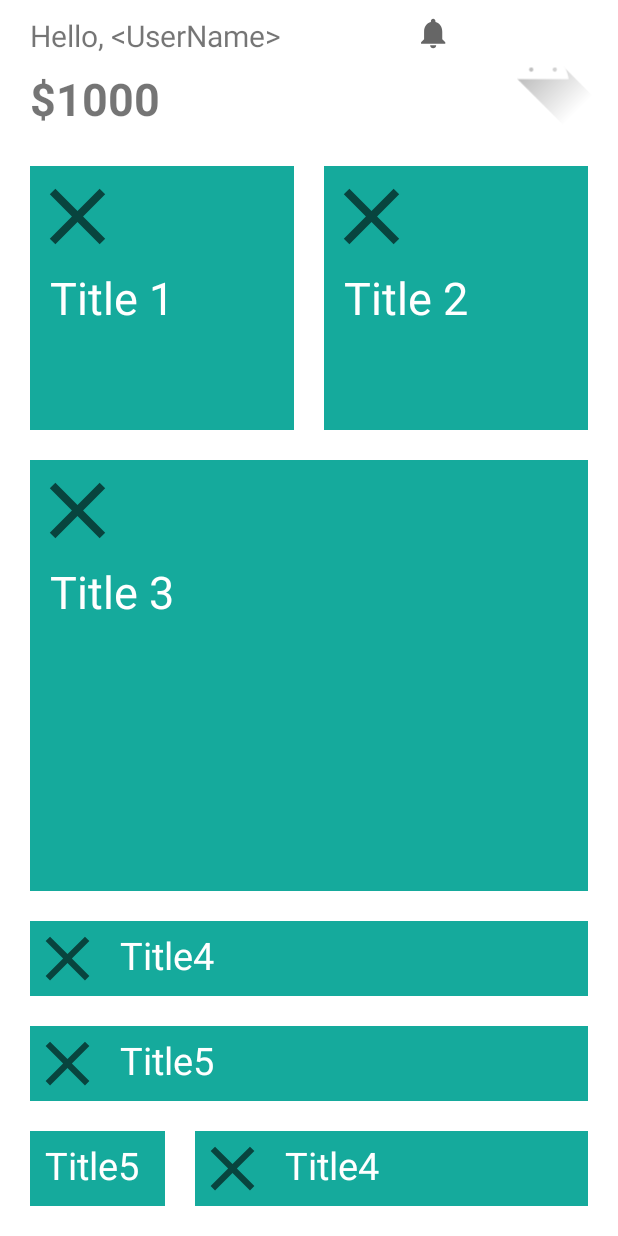
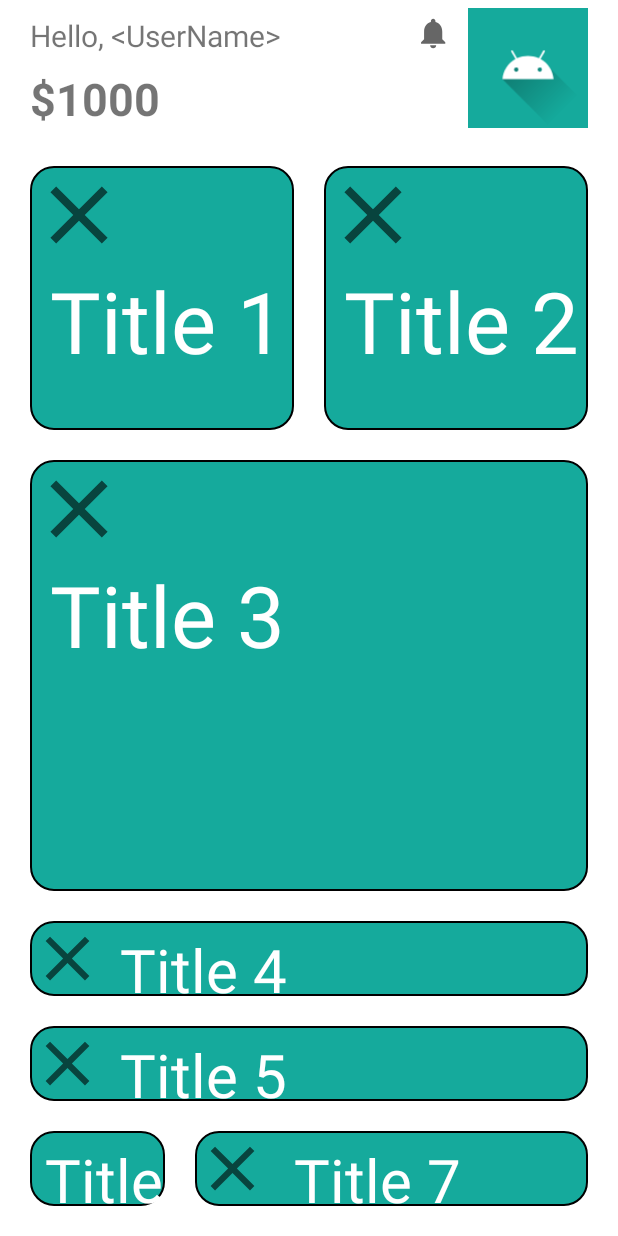
Before and after one commit to Slava0271/new_lesson1, an Android app: the TitleActivity screen opened directly, with no data from a screen before it, on a phone screen of 412 x 824 dp. Run offline under Robolectric (Android 15) with nearby library versions, the phone set to English and light mode, and no system bars.

Commit message:
fixed tasks

```diff
--- a/app/src/main/java/com/example/calc/part4_title/TitleActivity.kt
+++ b/app/src/main/java/com/example/calc/part4_title/TitleActivity.kt
@@ -1,7 +1,9 @@
 package com.example.calc.part4_title
 
+import android.graphics.Outline
 import androidx.appcompat.app.AppCompatActivity
 import android.os.Bundle
+import android.util.TypedValue
 import com.example.calc.R
 import kotlinx.android.synthetic.main.activity_title.*
 
@@ -11,8 +13,20 @@ class TitleActivity : AppCompatActivity() {
         setContentView(R.layout.activity_title)
         supportActionBar?.hide()
         setAvatarPhoto()
+        setTextSize()
+        setTextSize()
     }
     private fun setAvatarPhoto(){
         imageViewAvatar.setImageResource(R.drawable.ic_launcher_foreground)
     }
+    private fun setTextSize(){
+        title1Text.setTextSize(TypedValue.COMPLEX_UNIT_PX,85f)
+        title2Text.setTextSize(TypedValue.COMPLEX_UNIT_PX,85f)
+        title3Text.setTextSize(TypedValue.COMPLEX_UNIT_PX,85f)
+        title4Text.setTextSize(TypedValue.COMPLEX_UNIT_PX,60f)
+        title5Text.setTextSize(TypedValue.COMPLEX_UNIT_PX,60f)
+        title6Text.setTextSize(TypedValue.COMPLEX_UNIT_PX,60f)
+        title7Text.setTextSize(TypedValue.COMPLEX_UNIT_PX,60f)
+
+    }
 }
--- a/app/src/main/java/com/example/calc/part5_cats_breed/Cat.kt
+++ b/app/src/main/java/com/example/calc/part5_cats_breed/Cat.kt
@@ -5,5 +5,5 @@ import android.graphics.Bitmap
 
 class Cat (catImage:Bitmap,description: String) {
     val catImg=catImage
-    val des= description
+    val catDescription= description
 }
--- /dev/null
+++ b/app/src/main/res/drawable/camera.xml
@@ -0,0 +1,6 @@
+<vector android:height="50dp" android:tint="?attr/colorControlNormal"
+    android:viewportHeight="24" android:viewportWidth="24"
+    android:width="50dp" xmlns:android="http://schemas.android.com/apk/res/android">
+    <path android:fillColor="@android:color/white" android:pathData="M12,12m-3.2,0a3.2,3.2 0,1 1,6.4 0a3.2,3.2 0,1 1,-6.4 0"/>
+    <path android:fillColor="@android:color/white" android:pathData="M9,2L7.17,4L4,4c-1.1,0 -2,0.9 -2,2v12c0,1.1 0.9,2 2,2h16c1.1,0 2,-0.9 2,-2L22,6c0,-1.1 -0.9,-2 -2,-2h-3.17L15,2L9,2zM12,17c-2.76,0 -5,-2.24 -5,-5s2.24,-5 5,-5 5,2.24 5,5 -2.24,5 -5,5z"/>
+</vector>
--- /dev/null
+++ b/app/src/main/res/drawable/corners.xml
@@ -0,0 +1,18 @@
+<?xml version="1.0" encoding="utf-8"?>
+<shape xmlns:android="http://schemas.android.com/apk/res/android"
+    android:shape="rectangle" >
+
+    <corners android:radius="15dp" />
+
+    <gradient
+        android:angle="90"
+        android:endColor="@color/background_titles"
+        android:startColor="@color/background_titles"
+        android:type="linear" />
+
+    <stroke
+        android:width="1dp"
+        android:color="#FF000000" />
+
+
+</shape>
--- a/app/src/main/res/layout-land/activity_title.xml
+++ b/app/src/main/res/layout-land/activity_title.xml
@@ -14,15 +14,15 @@
         app:layout_constraintWidth_percent="0.24"
         android:layout_marginStart="20dp"
         android:layout_marginTop="20dp"
-        android:background="@color/background_titles"
+        android:background="@drawable/corners"
         app:layout_constraintHeight_percent="0.4"
         app:layout_constraintStart_toStartOf="parent"
         app:layout_constraintTop_toTopOf="parent">
 
         <ImageView
             android:id="@+id/imageViewTitle1"
-            android:layout_width="63dp"
-            android:layout_height="67dp"
+            android:layout_width="65dp"
+            android:layout_height="65dp"
             android:hapticFeedbackEnabled="false"
             app:layout_constraintStart_toStartOf="parent"
             app:layout_constraintTop_toTopOf="parent"
@@ -46,7 +46,7 @@
         android:layout_height="0dp"
         android:layout_marginTop="20dp"
         android:layout_marginEnd="10dp"
-        android:background="@color/background_titles"
+        android:background="@drawable/corners"
         app:layout_constraintEnd_toStartOf="@+id/textViewResult"
         app:layout_constraintHeight_percent="0.4"
         app:layout_constraintTop_toTopOf="parent"
@@ -54,8 +54,8 @@
 
         <ImageView
             android:id="@+id/imageViewTitle2"
-            android:layout_width="63dp"
-            android:layout_height="67dp"
+            android:layout_width="65dp"
+            android:layout_height="65dp"
             android:hapticFeedbackEnabled="false"
             app:layout_constraintStart_toStartOf="parent"
             app:layout_constraintTop_toTopOf="parent"
@@ -80,7 +80,7 @@
         android:layout_marginStart="20dp"
         android:layout_marginTop="10dp"
         android:layout_marginBottom="10dp"
-        android:background="@color/background_titles"
+        android:background="@drawable/corners"
         app:layout_constraintBottom_toBottomOf="parent"
         app:layout_constraintStart_toStartOf="parent"
         app:layout_constraintTop_toBottomOf="@+id/title2"
@@ -113,7 +113,7 @@
         android:layout_height="0dp"
         android:layout_marginStart="10dp"
         android:layout_marginEnd="20dp"
-        android:background="@color/background_titles"
+        android:background="@drawable/corners"
         app:layout_constraintEnd_toEndOf="parent"
         app:layout_constraintHeight_percent="0.245"
         app:layout_constraintStart_toEndOf="@+id/title3"
@@ -134,7 +134,7 @@
             android:layout_height="wrap_content"
             android:layout_marginStart="10dp"
             android:layout_marginTop="5dp"
-            android:text="@string/title4"
+            android:text="@string/title6"
             android:textColor="@color/white"
             android:textSize="25sp"
             app:layout_constraintStart_toEndOf="@+id/imageViewTitle4"
@@ -149,7 +149,7 @@
         android:layout_marginStart="10dp"
         android:layout_marginTop="10dp"
         android:layout_marginEnd="20dp"
-        android:background="@color/background_titles"
+        android:background="@drawable/corners"
         app:layout_constraintBottom_toBottomOf="@+id/title3"
         app:layout_constraintEnd_toEndOf="parent"
         app:layout_constraintStart_toEndOf="@+id/title3"
@@ -170,7 +170,7 @@
             android:layout_height="wrap_content"
             android:layout_marginStart="10dp"
             android:layout_marginTop="5dp"
-            android:text="@string/title5"
+            android:text="@string/title7"
             android:textColor="@color/white"
             android:textSize="25sp"
             app:layout_constraintStart_toEndOf="@+id/imageViewTitle5"
@@ -184,7 +184,7 @@
         android:layout_width="0dp"
         android:layout_height="50dp"
         app:layout_constraintWidth_percent="0.15"
-        android:background="@color/background_titles"
+        android:background="@drawable/corners"
         app:layout_constraintBottom_toBottomOf="@+id/title2"
         app:layout_constraintEnd_toEndOf="@+id/title4">
 
@@ -240,7 +240,7 @@
         android:layout_width="162dp"
         android:layout_height="35dp"
         android:layout_marginBottom="20dp"
-        android:text="$1000"
+        android:text="@string/_1000"
         android:textSize="30sp"
         android:textStyle="bold"
         app:layout_constraintBottom_toTopOf="@+id/title7"
@@ -251,7 +251,7 @@
         android:layout_width="0dp"
         android:layout_height="50dp"
         android:layout_marginEnd="10dp"
-        android:background="@color/background_titles"
+        android:background="@drawable/corners"
         app:layout_constraintBottom_toBottomOf="@+id/title2"
         app:layout_constraintEnd_toStartOf="@+id/title6"
         app:layout_constraintStart_toStartOf="@+id/title4">
--- a/app/src/main/res/layout/activity_title.xml
+++ b/app/src/main/res/layout/activity_title.xml
@@ -4,6 +4,7 @@
     xmlns:tools="http://schemas.android.com/tools"
     android:layout_width="match_parent"
     android:layout_height="match_parent"
+    android:backgroundTint="#00FFFFFF"
     tools:context=".part4_title.TitleActivity">
 
     <androidx.constraintlayout.widget.ConstraintLayout
@@ -13,7 +14,7 @@
         android:layout_marginStart="10dp"
         android:layout_marginTop="30dp"
         android:layout_marginEnd="20dp"
-        android:background="@color/background_titles"
+        android:background="@drawable/corners"
         app:layout_constraintDimensionRatio="1:1"
         app:layout_constraintEnd_toEndOf="parent"
         app:layout_constraintStart_toEndOf="@+id/title1"
@@ -21,8 +22,8 @@
 
         <ImageView
             android:id="@+id/imageViewTitle2"
-            android:layout_width="63dp"
-            android:layout_height="67dp"
+            android:layout_width="65dp"
+            android:layout_height="65dp"
             android:hapticFeedbackEnabled="false"
             app:layout_constraintStart_toStartOf="parent"
             app:layout_constraintTop_toTopOf="parent"
@@ -78,20 +79,22 @@
         android:layout_width="80dp"
         android:layout_height="80dp"
         android:layout_marginTop="5dp"
-        android:layout_marginEnd="10dp"
-        android:layout_marginRight="10dp"
+        android:layout_marginEnd="20dp"
+        android:background="@color/background_titles"
+        android:hapticFeedbackEnabled="false"
         app:layout_constraintEnd_toEndOf="parent"
         app:layout_constraintTop_toTopOf="parent"
-        tools:srcCompat="@drawable/ic_baseline_camera_alt_24" />
+        tools:srcCompat="@drawable/camera" />
 
     <androidx.constraintlayout.widget.ConstraintLayout
         android:id="@+id/title1"
         android:layout_width="0dp"
         android:layout_height="0dp"
+
         android:layout_marginStart="20dp"
         android:layout_marginTop="30dp"
         android:layout_marginEnd="10dp"
-        android:background="@color/background_titles"
+        android:background="@drawable/corners"
         app:layout_constraintDimensionRatio="1:1"
         app:layout_constraintEnd_toStartOf="@+id/title2"
         app:layout_constraintStart_toStartOf="parent"
@@ -99,8 +102,8 @@
 
         <ImageView
             android:id="@+id/imageViewTitle1"
-            android:layout_width="63dp"
-            android:layout_height="67dp"
+            android:layout_width="65dp"
+            android:layout_height="65dp"
             android:hapticFeedbackEnabled="false"
             app:layout_constraintStart_toStartOf="parent"
             app:layout_constraintTop_toTopOf="parent"
@@ -126,7 +129,7 @@
         android:layout_marginTop="20dp"
         android:layout_marginEnd="20dp"
         android:layout_marginBottom="20dp"
-        android:background="@color/background_titles"
+        android:background="@drawable/corners"
         app:layout_constraintBottom_toTopOf="@+id/title4"
         app:layout_constraintEnd_toEndOf="parent"
         app:layout_constraintStart_toStartOf="parent"
@@ -134,8 +137,8 @@
 
         <ImageView
             android:id="@+id/imageViewTitle3"
-            android:layout_width="63dp"
-            android:layout_height="67dp"
+            android:layout_width="65dp"
+            android:layout_height="65dp"
             android:hapticFeedbackEnabled="false"
             app:layout_constraintStart_toStartOf="parent"
             app:layout_constraintTop_toTopOf="parent"
@@ -160,7 +163,7 @@
         android:layout_marginStart="20dp"
         android:layout_marginEnd="20dp"
         android:layout_marginBottom="20dp"
-        android:background="@color/background_titles"
+        android:background="@drawable/corners"
         app:layout_constraintBottom_toTopOf="@+id/title5"
         app:layout_constraintEnd_toEndOf="parent"
         app:layout_constraintStart_toStartOf="parent">
@@ -195,7 +198,7 @@
         android:layout_marginStart="20dp"
         android:layout_marginEnd="20dp"
         android:layout_marginBottom="20dp"
-        android:background="@color/background_titles"
+        android:background="@drawable/corners"
         app:layout_constraintBottom_toTopOf="@+id/title6"
         app:layout_constraintEnd_toEndOf="parent"
         app:layout_constraintHorizontal_bias="1.0"
@@ -231,7 +234,7 @@
         android:layout_height="50dp"
         android:layout_marginStart="20dp"
         android:layout_marginBottom="20dp"
-        android:background="@color/background_titles"
+        android:background="@drawable/corners"
         app:layout_constraintBottom_toBottomOf="parent"
         app:layout_constraintStart_toStartOf="parent">
 
@@ -241,7 +244,7 @@
             android:layout_height="wrap_content"
             android:layout_marginStart="10dp"
             android:layout_marginTop="5dp"
-            android:text="@string/title5"
+            android:text="@string/title6"
             android:textColor="@color/white"
             android:textSize="25sp"
             app:layout_constraintStart_toStartOf="parent"
@@ -257,7 +260,7 @@
         android:layout_marginStart="20dp"
         android:layout_marginEnd="20dp"
         android:layout_marginBottom="20dp"
-        android:background="@color/background_titles"
+        android:background="@drawable/corners"
         app:layout_constraintBottom_toBottomOf="parent"
         app:layout_constraintEnd_toEndOf="parent"
         app:layout_constraintStart_toEndOf="@+id/title6">
@@ -274,10 +277,10 @@
         <TextView
             android:id="@+id/title7Text"
             android:layout_width="wrap_content"
-            android:layout_height="wrap_content"
-            android:layout_marginStart="10dp"
+            android:layout_height="0dp"
+            android:layout_marginStart="16dp"
             android:layout_marginTop="5dp"
-            android:text="@string/title4"
+            android:text="@string/title7"
             android:textColor="@color/white"
             android:textSize="25sp"
             app:layout_constraintStart_toEndOf="@+id/imageViewTitle7"
--- a/app/src/main/res/mipmap-anydpi-v26/ic_launcher.xml
+++ b/app/src/main/res/mipmap-anydpi-v26/ic_launcher.xml
@@ -1,5 +1,4 @@
 <?xml version="1.0" encoding="utf-8"?>
 <adaptive-icon xmlns:android="http://schemas.android.com/apk/res/android">
-    <background android:drawable="@drawable/ic_launcher_background" />
     <foreground android:drawable="@drawable/ic_launcher_foreground" />
 </adaptive-icon>
--- a/app/src/main/res/mipmap-anydpi-v26/ic_launcher_round.xml
+++ b/app/src/main/res/mipmap-anydpi-v26/ic_launcher_round.xml
@@ -1,5 +1,4 @@
 <?xml version="1.0" encoding="utf-8"?>
 <adaptive-icon xmlns:android="http://schemas.android.com/apk/res/android">
-    <background android:drawable="@drawable/ic_launcher_background" />
-    <foreground android:drawable="@drawable/ic_launcher_foreground" />
+    <foreground android:drawable="@drawable/camera" />
 </adaptive-icon>
--- a/app/src/main/res/values/strings.xml
+++ b/app/src/main/res/values/strings.xml
@@ -34,14 +34,16 @@
     <string name="title_2">Title 2</string>
     <string name="hello_username"><![CDATA[Hello, <UserName>]]></string>
     <string name="title_3">   Title 3</string>
-    <string name="title4">Title4</string>
-    <string name="title6">Title6</string>
+    <string name="title4">Title 4</string>
+    <string name="title6">Title 6</string>
     <string name="titles">Titles</string>
     <string name="change_image_color">Change image color</string>
     <string name="cats_breed">Cats Breed</string>
-    <string name="_2_columns">2 Columns</string>
-    <string name="_1_column">1 Column</string>
-    <string name="title5">Title5</string>
+    <string name="column2">2 Columns</string>
+    <string name="column1">1 Column</string>
+    <string name="title5">Title 5</string>
+    <string name="_1000">$1000</string>
+    <string name="title7">Title 7</string>
 
 
     <string-array name="transformation">
@@ -52,8 +54,5 @@
         <item>Circle Transformation</item>
     </string-array>
 
-    <style name="ShapeAppearanceOverlay.App.CornerSize50Percent" parent="">
-        <item name="cornerSize">50%</item>
-    </style>
 
 </resources>
--- a/app/src/main/res/values/themes.xml
+++ b/app/src/main/res/values/themes.xml
@@ -12,4 +12,9 @@
         <item name="android:statusBarColor" tools:targetApi="l">?attr/colorPrimaryVariant</item>
         <!-- Customize your theme here. -->
     </style>
+
+    <style name="ShapeAppearanceOverlay.App.CornerSize50Percent" parent="">
+        <item name="cornerSize">50%</item>
+    </style>
+
 </resources>
```
Also changed, not shown: app/src/main/java/com/example/calc/part5_cats_breed/CatBreed.kt (+13 -15 lines), app/src/main/java/com/example/calc/part5_cats_breed/TagsAdapter.kt (+7 -7 lines), app/src/main/res/layout/activity_cat_breed.xml (+5 -2 lines), app/src/main/res/layout/activity_main.xml (+32 -14 lines).
